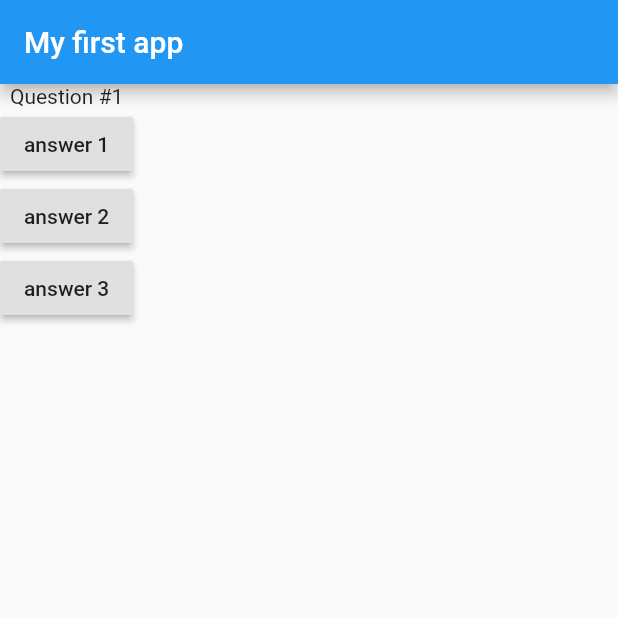
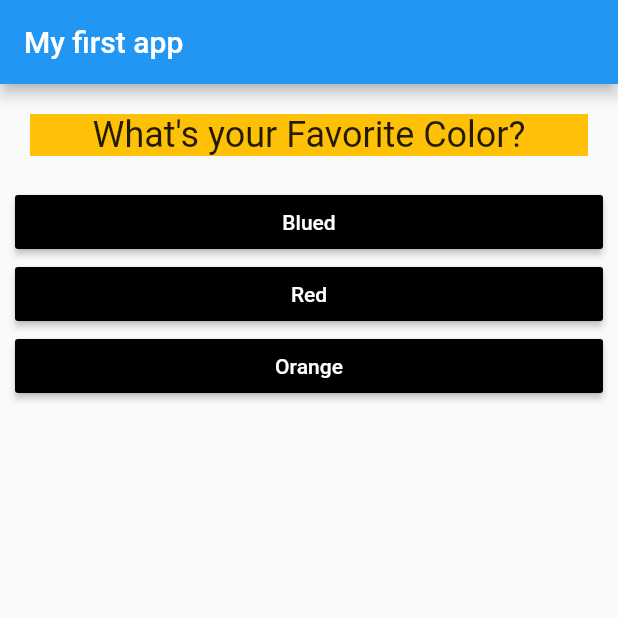
Before and after one commit to gabrielmonzon39/flutter_quiz_app, a Flutter app: the screen it shows after launch, on a phone screen of 412 x 824 dp, the top half of it. Run offline on Flutter 3.47's test engine with Material 2 defaults, Android fonts, the phone set to English and light mode, and no system bars.

Commit message:
Answer and question changes with button press

```diff
--- /dev/null
+++ b/lib/answer.dart
@@ -0,0 +1,22 @@
+import 'package:flutter/material.dart';
+
+class Answer extends StatelessWidget {
+  final Function function;
+  final String text;
+
+  Answer(this.function, this.text);
+
+  @override
+  Widget build(BuildContext context) {
+    return Container(
+      width: double.infinity,
+      margin: EdgeInsets.only(left: 10, right: 10),
+      child: RaisedButton(
+        color: Colors.black,
+        textColor: Colors.white,
+        child: Text(text),
+        onPressed: function,
+      ),
+    );
+  }
+}
--- a/lib/main.dart
+++ b/lib/main.dart
@@ -1,27 +1,35 @@
 import 'package:flutter/material.dart';
 
-// void main() {
-//   runApp(QuizApp());
-// }
+import './question.dart';
+import './answer.dart';
 
 void main() => runApp(QuizApp());
 
 class QuizApp extends StatefulWidget {
-
   @override
   State<StatefulWidget> createState() {
-    return QuizAppState();
+    return _QuizAppState();
   }
 }
-class QuizAppState extends State<QuizApp> {
-  var questions = [
-    'Question #1',
-    'Question #2',
-    'Question #3'
+
+class _QuizAppState extends State<QuizApp> {
+  static const questions = [
+    {
+      'question': 'What\'s your Favorite Color?',
+      'answers': ['Blued', 'Red', 'Orange'],
+    },
+    {
+      'question': 'Favorite PS4 game?',
+      'answers': ['Siege', 'Rocket League', 'TLOU'],
+    },
+    {
+      'question': 'Favorite R6 Operator',
+      'answers': ['Blackbeard', 'Vigil', 'Doc'],
+    }
   ];
   var question_index = 0;
 
-  void answerQuestion(){
+  void _answerQuestion() {
     setState(() {
       question_index += 1;
     });
@@ -35,19 +43,12 @@ class QuizAppState extends State<QuizApp> {
         appBar: AppBar(title: Text("My first app")),
         body: Column(
           children: [
-            Text(questions[question_index]),
-            RaisedButton(
-              child: Text('answer 1'),
-              onPressed: answerQuestion,
+            Question(
+              questions[question_index]['question'],
             ),
-            RaisedButton(
-              child: Text('answer 2'),
-              onPressed: answerQuestion,
-            ),
-            RaisedButton(
-              child: Text('answer 3'),
-              onPressed: answerQuestion,
-            ),
+            ...(questions[question_index]['answers'] as List<String>).map((answer){
+              return Answer(_answerQuestion, answer);
+            }).toList()
           ],
         ),
       ),
--- /dev/null
+++ b/lib/question.dart
@@ -0,0 +1,21 @@
+import 'package:flutter/material.dart';
+
+class Question extends StatelessWidget {
+  final String questionText;
+
+  Question(this.questionText);
+
+  @override
+  Widget build(BuildContext context) {
+    return Container(
+      width: double.infinity,
+      color: Colors.amber,
+      margin: EdgeInsets.all(20),
+      child: Text(
+        questionText,
+        style: TextStyle(fontSize: 24),
+        textAlign: TextAlign.center,
+      ),
+    );
+  }
+}
```
